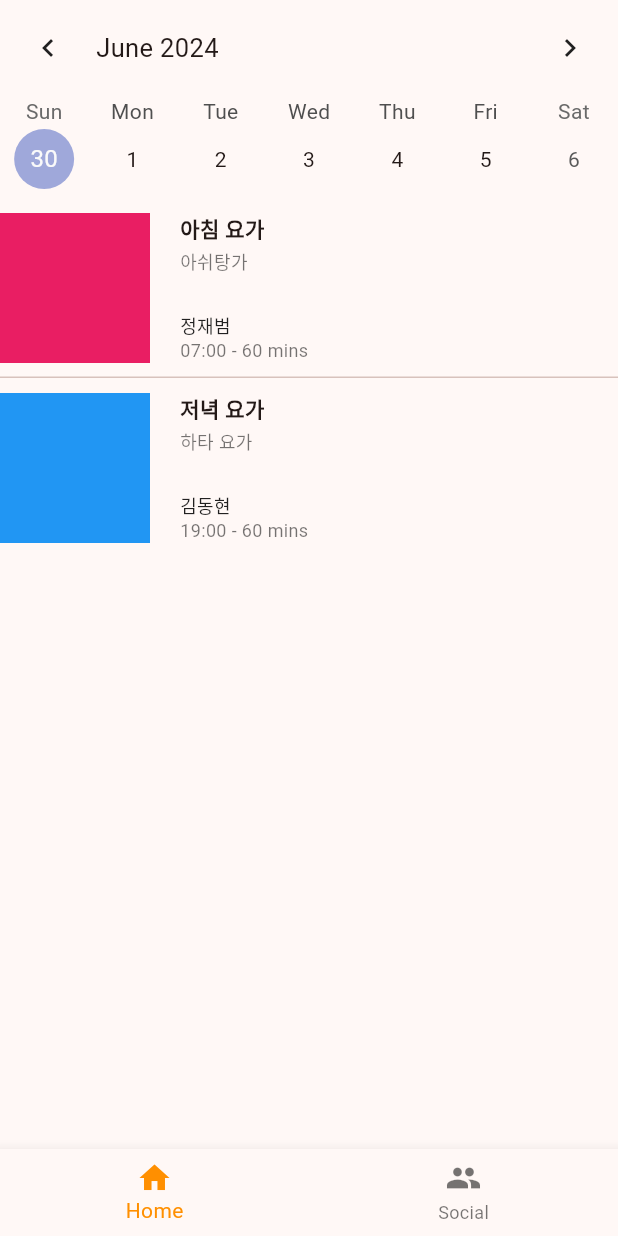
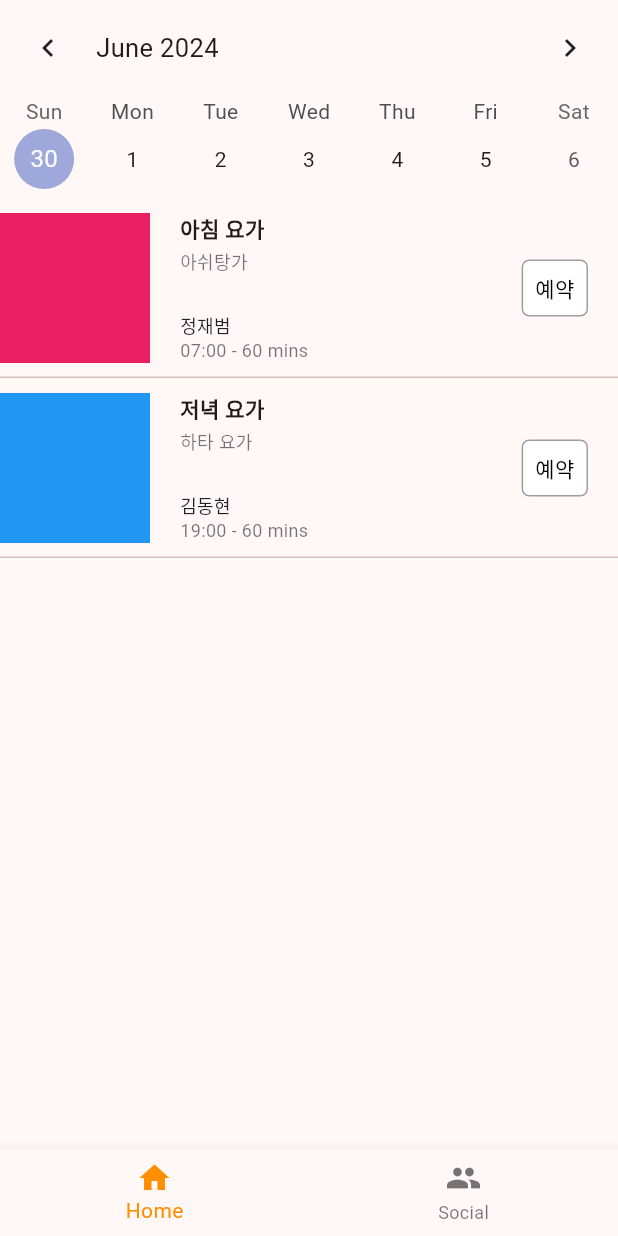
Before and after one commit to yogafit-labs/yogafit-flutter, a Flutter app: the screen it shows after launch, on a phone screen of 412 x 824 dp. Run offline on Flutter 3.47's test engine with Material 3 defaults, Android fonts, the phone set to English and light mode, and no system bars; drawn by our look-alikes of table_calendar.

Commit message:
Add reservation buttons (#5)

```diff
--- a/lib/reservation_page/reservation_page.dart
+++ b/lib/reservation_page/reservation_page.dart
@@ -11,14 +11,35 @@ class ReservationPage extends StatefulWidget {
 }
 
 class _ReservationPageState extends State<ReservationPage> {
+  var exampleLectures = [
+    LectureInfo(
+      thumbnailColor: Colors.pink,
+      title: '아침 요가',
+      subtitle: '아쉬탕가',
+      teacher: '정재범',
+      time: '07:00',
+      duration: '60 mins',
+    ),
+    LectureInfo(
+      thumbnailColor: Colors.blue,
+      title: '저녁 요가',
+      subtitle: '하타 요가',
+      teacher: '김동현',
+      time: '19:00',
+      duration: '60 mins',
+    ),
+  ];
+
   @override
   Widget build(BuildContext context) {
     return Scaffold(
       appBar: AppBar(toolbarHeight: 0),
-      body: const Column(
+      body: Column(
         children: [
-          Calendar(),
-          LectureList(),
+          const Calendar(),
+          LectureList(
+            lectures: exampleLectures,
+          ),
         ],
       ),
       bottomNavigationBar: const _BottomNavigationBar(),
--- a/lib/reservation_page/widgets/lecture_list.dart
+++ b/lib/reservation_page/widgets/lecture_list.dart
@@ -2,36 +2,100 @@ import 'package:flutter/material.dart';
 
 import 'lecture_list_item.dart';
 
-class LectureList extends StatelessWidget {
-  const LectureList({super.key});
+class LectureList extends StatefulWidget {
+  final List<LectureInfo> lectures;
+
+  const LectureList({super.key, required this.lectures});
+
+  @override
+  State<LectureList> createState() => _LectureListState();
+}
+
+class _LectureListState extends State<LectureList> {
+  late List<bool> isReserved;
+
+  @override
+  void initState() {
+    super.initState();
+    isReserved = List.generate(widget.lectures.length, (index) => false);
+  }
 
   @override
   Widget build(BuildContext context) {
     return ListView(
       shrinkWrap: true,
-      children: <Widget>[
-        LectureListItem(
-          thumbnail: Container(
-            decoration: const BoxDecoration(color: Colors.pink),
-          ),
-          title: '아침 요가',
-          subtitle: '아쉬탕가',
-          teacher: '정재범',
-          time: '07:00',
-          duration: '60 mins',
-        ),
-        const Divider(height: 0),
-        LectureListItem(
-          thumbnail: Container(
-            decoration: const BoxDecoration(color: Colors.blue),
-          ),
-          title: '저녁 요가',
-          subtitle: '하타 요가',
-          teacher: '김동현',
-          time: '19:00',
-          duration: '60 mins',
-        ),
-      ],
+      children: widget.lectures
+          .asMap()
+          .entries
+          .map((lecture) => Column(
+                children: [
+                  Row(
+                    children: [
+                      Flexible(
+                        child: LectureListItem(
+                          thumbnail: Container(
+                            decoration: BoxDecoration(
+                                color: lecture.value.thumbnailColor),
+                          ),
+                          title: lecture.value.title,
+                          subtitle: lecture.value.subtitle,
+                          teacher: lecture.value.teacher,
+                          time: lecture.value.time,
+                          duration: lecture.value.duration,
+                        ),
+                      ),
+                      GestureDetector(
+                        onTap: () {
+                          setState(() {
+                            isReserved[lecture.key] = !isReserved[lecture.key];
+                          });
+                        },
+                        child: Container(
+                          decoration: BoxDecoration(
+                            color: isReserved[lecture.key]
+                                ? Colors.green
+                                : Colors.white,
+                            border: Border.all(color: Colors.grey),
+                            borderRadius: BorderRadius.circular(5),
+                          ),
+                          margin: const EdgeInsets.only(right: 20),
+                          child: Padding(
+                            padding: const EdgeInsets.all(8),
+                            child: Text(
+                              isReserved[lecture.key] ? '취소' : '예약',
+                              style: TextStyle(
+                                color: isReserved[lecture.key]
+                                    ? Colors.white
+                                    : Colors.black,
+                              ),
+                            ),
+                          ),
+                        ),
+                      ),
+                    ],
+                  ),
+                  const Divider(height: 0),
+                ],
+              ))
+          .toList(),
     );
   }
 }
+
+class LectureInfo {
+  final String title;
+  final String subtitle;
+  final String teacher;
+  final String time;
+  final String duration;
+  final Color thumbnailColor;
+
+  LectureInfo({
+    required this.title,
+    required this.subtitle,
+    required this.teacher,
+    required this.time,
+    required this.duration,
+    required this.thumbnailColor,
+  });
+}
```
